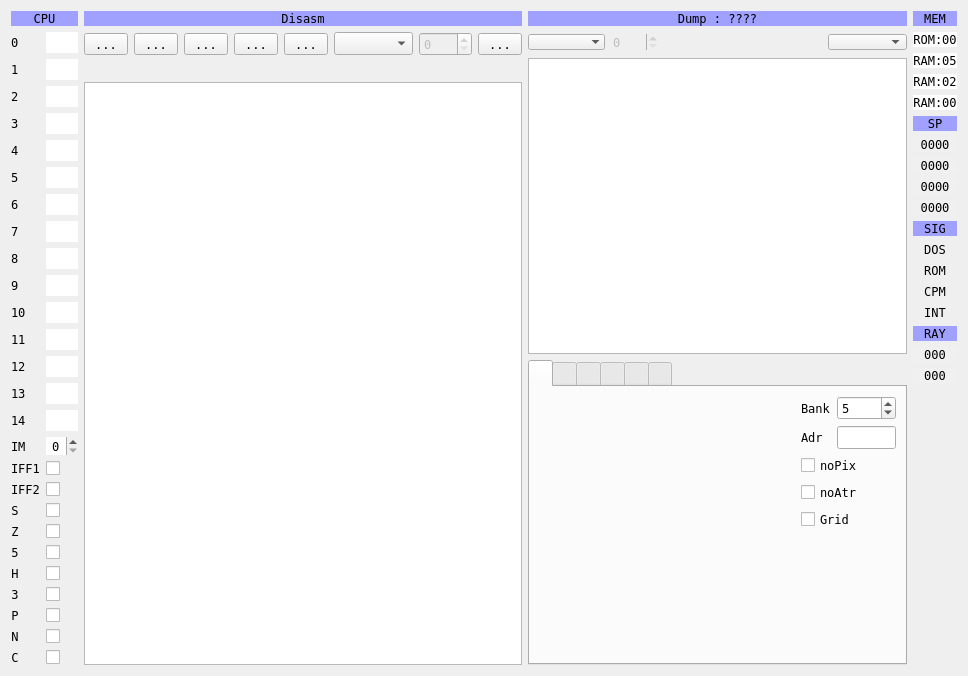
Old version of the form ui/debuger.ui in the repository samstyle/Xpeccy.
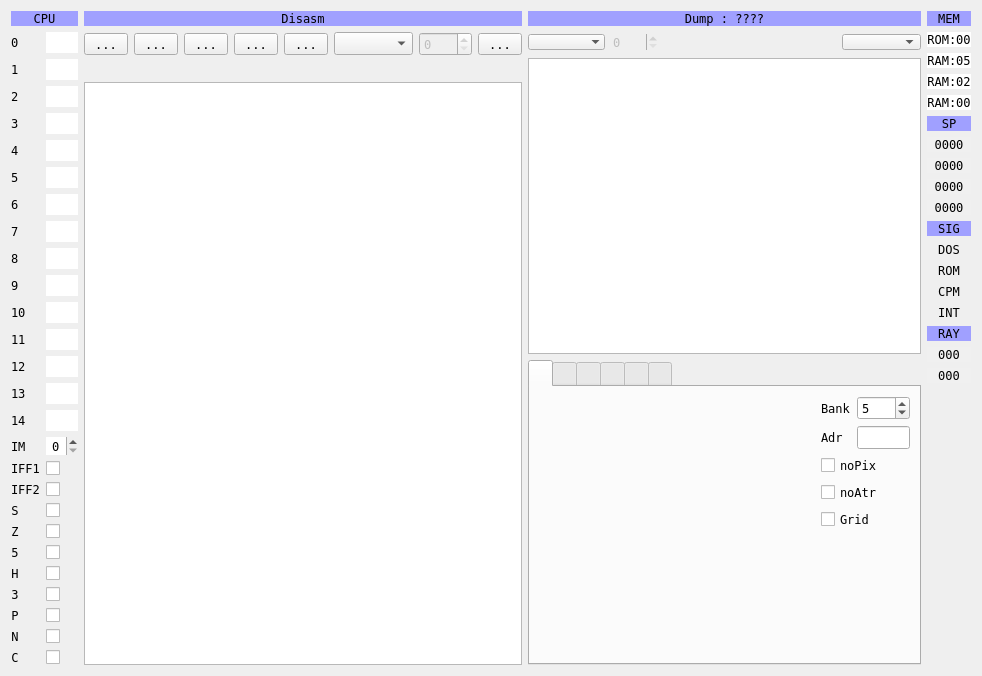
New version of the form. Icons and pictures are not drawn. Custom widgets are drawn as their Qt base class.

Commit message: build 20190127 [+] deBUGa: draw small border for ZX screen image

What changed in the file:
```diff
--- a/ui/debuger.ui
+++ b/ui/debuger.ui
@@ -6,7 +6,7 @@
    <rect>
     <x>0</x>
     <y>0</y>
-    <width>886</width>
+    <width>906</width>
     <height>648</height>
    </rect>
   </property>
@@ -968,8 +968,8 @@
             <widget class="QLabel" name="scrLabel">
              <property name="minimumSize">
               <size>
-               <width>256</width>
-               <height>192</height>
+               <width>276</width>
+               <height>212</height>
               </size>
              </property>
              <property name="text">
```
The commit also changes 3 other files.
